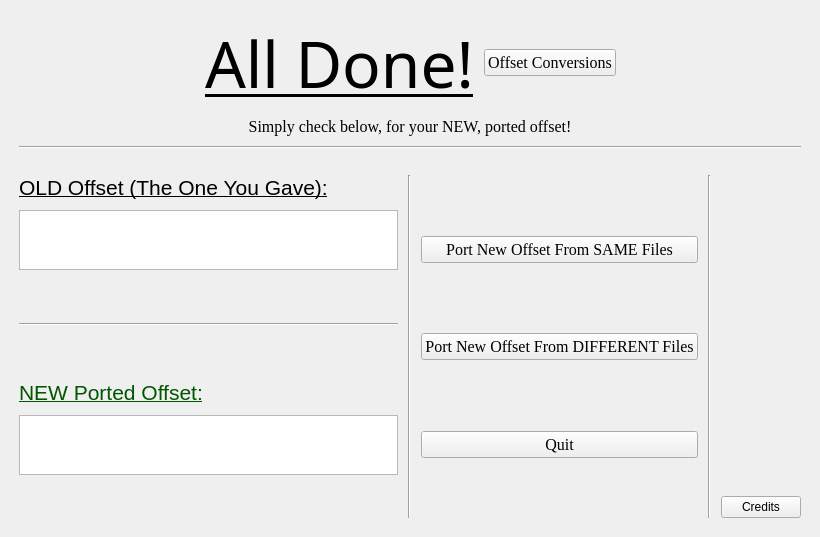
First picture: the form in resources/interfaces/allDone/allDone.ui, repository tiliarou/findBytes-GUI, before the edit.
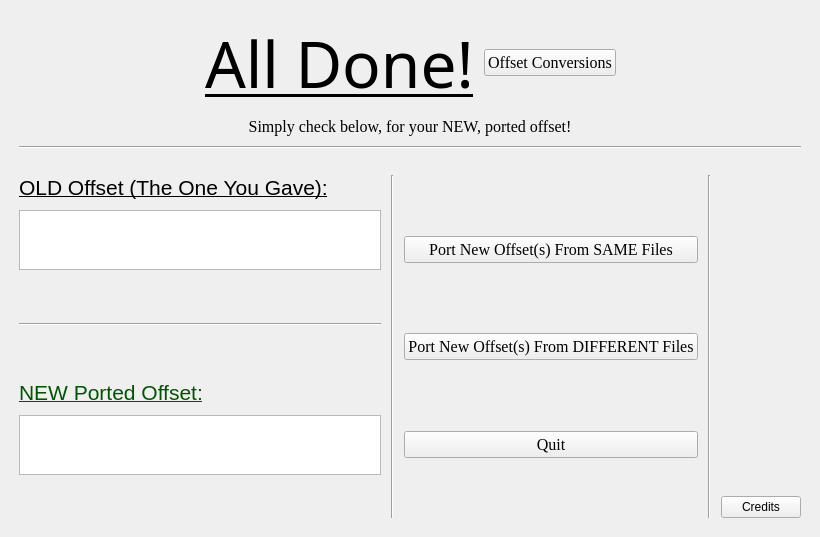
Second picture: the form after the edit.

The edit to the form file:
```diff
--- a/resources/interfaces/allDone/allDone.ui
+++ b/resources/interfaces/allDone/allDone.ui
@@ -333,7 +333,7 @@
            </font>
           </property>
           <property name="text">
-           <string>Port New Offset From SAME Files</string>
+           <string>Port New Offset(s) From SAME Files</string>
           </property>
          </widget>
         </item>
@@ -377,7 +377,7 @@
            </font>
           </property>
           <property name="text">
-           <string>Port New Offset From DIFFERENT Files</string>
+           <string>Port New Offset(s) From DIFFERENT Files</string>
           </property>
          </widget>
         </item>
```
